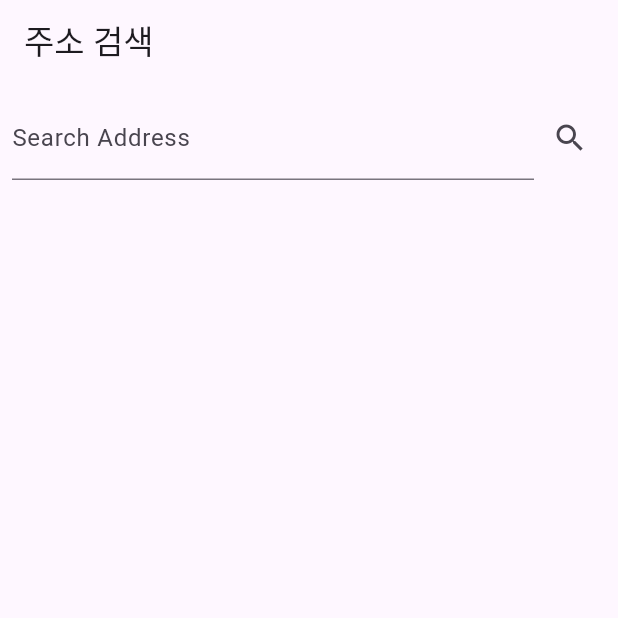
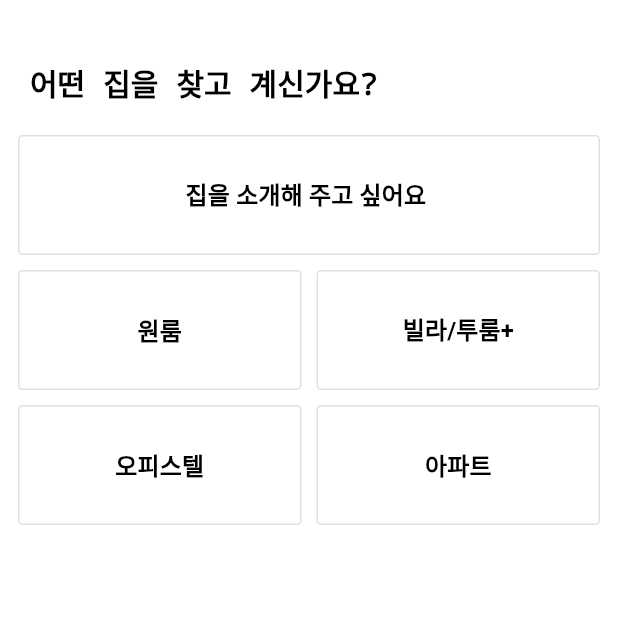
Before and after one commit to MJLee39/flutter_woorizip, a Flutter app: the screen it shows after launch, on a phone screen of 412 x 824 dp, the top half of it. Run offline on Flutter 3.47's test engine with Material 3 defaults, Android fonts, the phone set to English and light mode, and no system bars; our stand-ins replace get, image_picker.

```diff
--- a/lib/main.dart
+++ b/lib/main.dart
@@ -2,10 +2,12 @@ import 'dart:convert';
 import 'package:flutter/material.dart';
 import 'package:http/http.dart' as http;
 import 'package:testapp/screens/AddressSearchScreen.dart';
-import 'package:testapp/controllers/ApiController.dart';
+import 'package:testapp/screens/HomeScreen.dart';
+import 'package:testapp/screens/ZipFindScreen.dart';
+
 
 void main() {
   runApp(MaterialApp(
-    home: AddressSearchScreen(),
+    home: HomeScreen(),
   ));
 }
--- /dev/null
+++ b/lib/screens/HomeScreen.dart
@@ -0,0 +1,182 @@
+import 'package:flutter/material.dart';
+import 'package:get/get.dart';
+import 'package:testapp/screens/AddressSearchScreen.dart';
+
+class HomeScreen extends StatefulWidget {
+  const HomeScreen({super.key});
+
+  @override
+  State<HomeScreen> createState() => _HomeScreenState();
+}
+
+class _HomeScreenState extends State<HomeScreen> {
+  @override
+  Widget build(BuildContext context) {
+    return SizedBox(
+      child: Column(
+        children: [
+          const Row(
+            children: [
+              Padding(
+                padding: EdgeInsets.fromLTRB(20, 40, 0, 10),
+                child: Text(
+                  '어떤 집을 찾고 계신가요?',
+                  style: TextStyle(
+                    fontSize: 20,
+                    fontWeight: FontWeight.bold,
+                    color: Colors.black,
+                    decoration: TextDecoration.underline,
+                    decorationColor: Colors.white,
+                    decorationThickness: 0,
+                  ),
+                ),
+              ),
+            ],
+          ),
+          const SizedBox(height: 10),
+          Padding(
+            padding: const EdgeInsets.symmetric(horizontal: 12.0),
+            child: TextButton(
+              onPressed: () async{
+               Navigator.push(
+                          context,
+                          MaterialPageRoute(
+                            builder: (context) => AddressSearchScreen(),
+                          ),
+                        );
+              },
+              style: TextButton.styleFrom(
+                backgroundColor: Colors.white,
+                shape: RoundedRectangleBorder(
+                  borderRadius: BorderRadius.circular(3),
+                  side: BorderSide(
+                    color: Colors.grey[300]!,
+                    width: 1.0,
+                  ),
+                ),
+                minimumSize: const Size(double.infinity, 80),
+              ),
+              child: const Text(
+                '집을 소개해 주고 싶어요 ️',
+                style: TextStyle(
+                    color: Colors.black,
+                    fontSize: 16,
+                    fontWeight: FontWeight.bold),
+              ),
+            ),
+          ),
+          const SizedBox(height: 10),
+          Padding(
+            padding: const EdgeInsets.symmetric(horizontal: 12.0),
+            child: Row(
+              children: [
+                Expanded(
+                  child: TextButton(
+                    onPressed: () {},
+                    style: TextButton.styleFrom(
+                      backgroundColor: Colors.white,
+                      minimumSize: const Size(0, 80),
+                      shape: RoundedRectangleBorder(
+                        borderRadius: BorderRadius.circular(3),
+                        side: BorderSide(
+                          color: Colors.grey[300]!,
+                          width: 1.0,
+                        ),
+                      ),
+                    ),
+                    child: const Text(
+                      '원룸',
+                      style: TextStyle(
+                          color: Colors.black,
+                          fontSize: 16,
+                          fontWeight: FontWeight.w600),
+                    ),
+                  ),
+                ),
+                const SizedBox(width: 10),
+                Expanded(
+                  child: TextButton(
+                    onPressed: () {},
+                    style: TextButton.styleFrom(
+                      backgroundColor: Colors.white,
+                      minimumSize: const Size(0, 80),
+                      shape: RoundedRectangleBorder(
+                        borderRadius: BorderRadius.circular(3),
+                        side: BorderSide(
+                          color: Colors.grey[300]!,
+                          width: 1.0,
+                        ),
+                      ),
+                    ),
+                    child: const Text(
+                      '빌라/투룸+',
+                      style: TextStyle(
+                          color: Colors.black,
+                          fontSize: 16,
+                          fontWeight: FontWeight.w600),
+                    ),
+                  ),
+                ),
+              ],
+            ),
+          ),
+          const SizedBox(height: 10),
+          Padding(
+            padding: const EdgeInsets.symmetric(horizontal: 12.0),
+            child: Row(
+              children: [
+                Expanded(
+                  child: TextButton(
+                    onPressed: () {},
+                    style: TextButton.styleFrom(
+                      backgroundColor: Colors.white,
+                      minimumSize: const Size(0, 80),
+                      shape: RoundedRectangleBorder(
+                        borderRadius: BorderRadius.circular(3),
+                        side: BorderSide(
+                          color: Colors.grey[300]!,
+                          width: 1.0,
+                        ),
+                      ),
+                    ),
+                    child: const Text(
+                      '오피스텔',
+                      style: TextStyle(
+                          color: Colors.black,
+                          fontSize: 16,
+                          fontWeight: FontWeight.w600),
+                    ),
+                  ),
+                ),
+                const SizedBox(width: 10),
+                Expanded(
+                  child: TextButton(
+                    onPressed: () {},
+                    style: TextButton.styleFrom(
+                      backgroundColor: Colors.white,
+                      minimumSize: const Size(0, 80),
+                      shape: RoundedRectangleBorder(
+                        borderRadius: BorderRadius.circular(3),
+                        side: BorderSide(
+                          color: Colors.grey[300]!,
+                          width: 1.0,
+                        ),
+                      ),
+                    ),
+                    child: const Text(
+                      '아파트',
+                      style: TextStyle(
+                          color: Colors.black,
+                          fontSize: 16,
+                          fontWeight: FontWeight.w600),
+                    ),
+                  ),
+                ),
+              ],
+            ),
+          ),
+        ],
+      ),
+    );
+  }
+}
```
Also changed, not shown: lib/screens/AddressSearchScreen.dart (+140 -42 lines), lib/screens/ZipFindScreen.dart (added, +180 -0 lines), lib/widgets/BottomNavigationWidget.dart (added, +40 -0 lines), assets/images/room1.jpg (added), assets/images/room2.jpg (added).
